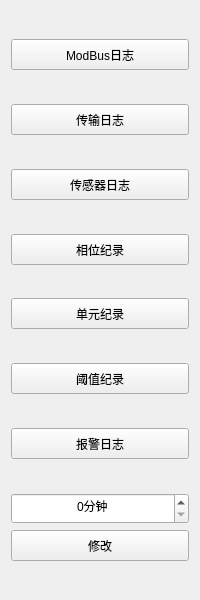
Before: the Qt Designer form IDC_TestSystem/mpdu/m_toolbox/m_logstoolwid.ui in ChinaClever/IDC_TestSystem, drawn with Qt 5.
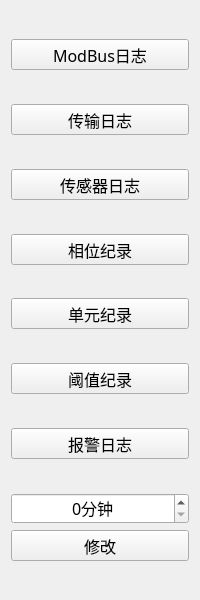
After: the same form once the commit is applied.

```diff
--- a/IDC_TestSystem/mpdu/m_toolbox/m_logstoolwid.ui
+++ b/IDC_TestSystem/mpdu/m_toolbox/m_logstoolwid.ui
@@ -10,6 +10,12 @@
     <height>600</height>
    </rect>
   </property>
+  <property name="font">
+   <font>
+    <family>微软雅黑</family>
+    <pointsize>12</pointsize>
+   </font>
+  </property>
   <property name="windowTitle">
    <string>Form</string>
   </property>
```
